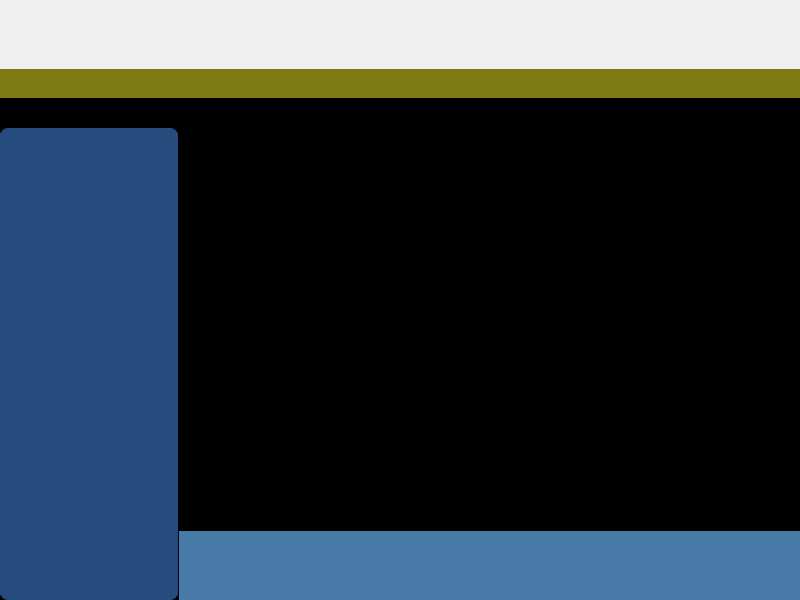
Qt form ui/mainwindow.ui (15903016222/Voice) before a commit.
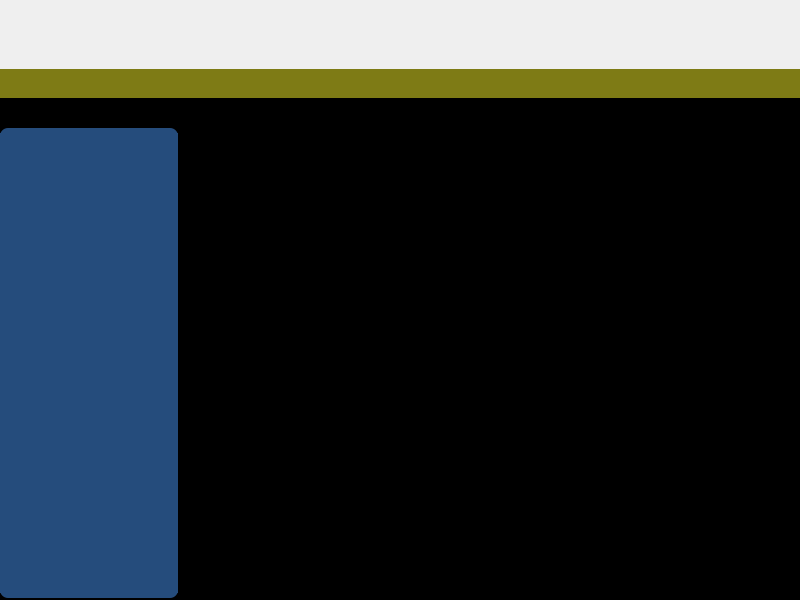
The same form after that commit. Icons and pictures are not drawn. Custom widgets are drawn as their Qt base class.

```diff
--- a/ui/mainwindow.ui
+++ b/ui/mainwindow.ui
@@ -143,7 +143,7 @@
               <number>0</number>
              </property>
              <property name="bottomMargin">
-              <number>0</number>
+              <number>2</number>
              </property>
              <property name="spacing">
               <number>0</number>
@@ -280,7 +280,7 @@
                         <x>0</x>
                         <y>0</y>
                         <width>178</width>
-                        <height>416</height>
+                        <height>414</height>
                        </rect>
                       </property>
                      </widget>
@@ -356,7 +356,7 @@
           <item row="1" column="1">
            <widget class="ThirdMenuWidget" name="widget_thirdMenu" native="true">
             <property name="styleSheet">
-             <string notr="true">background-color: rgb(71, 122, 166);</string>
+             <string notr="true"/>
             </property>
            </widget>
           </item>
```
